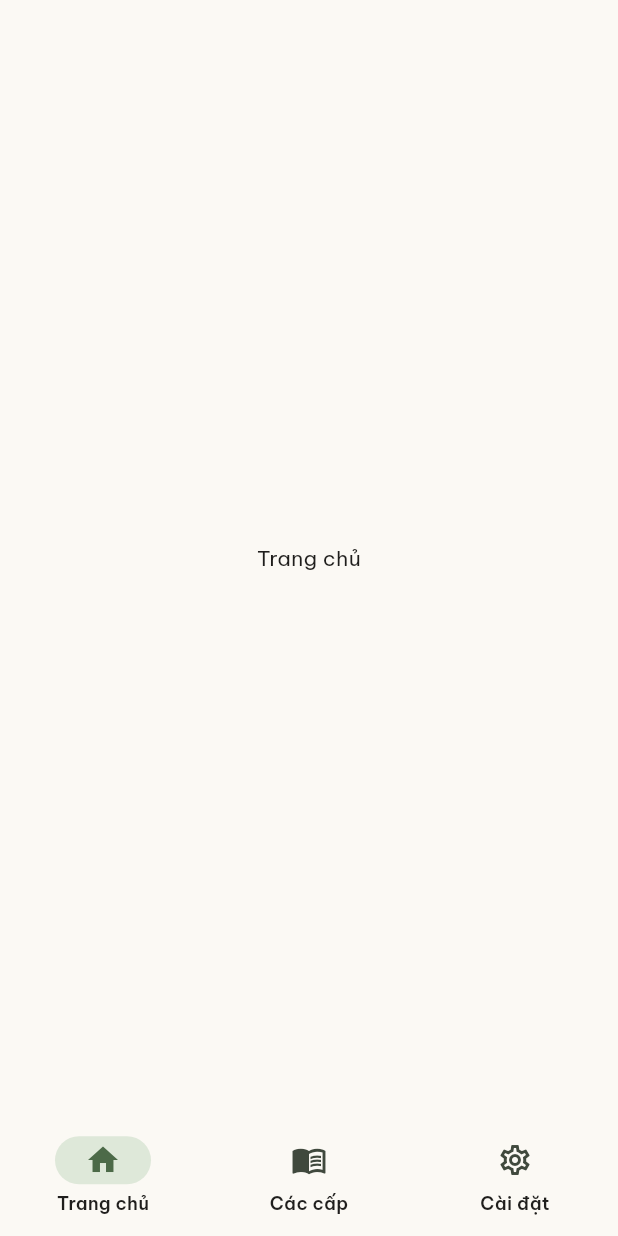
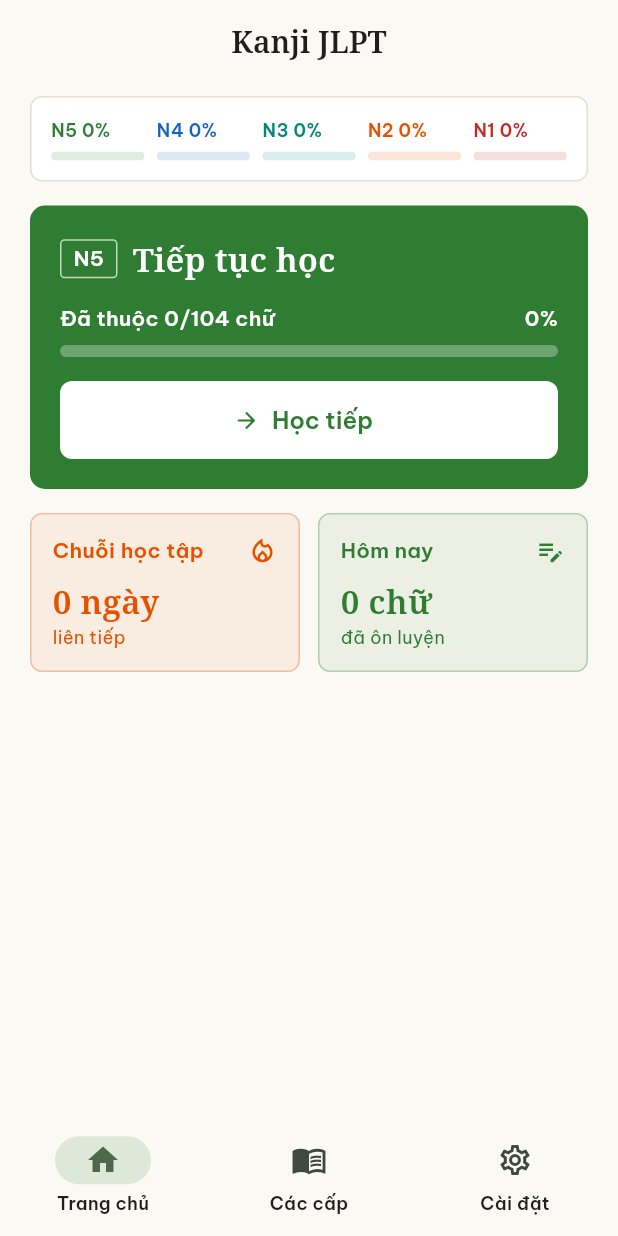
Before and after one commit to hainc08/jlptkanjin5, a Flutter app: the HomeShell screen opened directly, on a phone screen of 412 x 824 dp. Run offline on Flutter 3.47's test engine with Material 3 defaults, Android fonts, the phone set to English and light mode, and no system bars; our stand-ins replace google_mobile_ads, shared_preferences; accounts and stored records are empty; network calls fail; statements that could not run were skipped.

Commit message:
feat: dashboard Trang chủ
Co-Authored-By: Claude Opus 5.5 <noreply@anthropic.com>

```diff
--- a/lib/screens/home_shell.dart
+++ b/lib/screens/home_shell.dart
@@ -1,5 +1,6 @@
 import 'package:flutter/material.dart';
 
+import 'home_tab.dart';
 import 'settings_screen.dart';
 
 /// Khung chính: 3 tab Trang chủ · Các cấp · Cài đặt.
@@ -21,7 +22,7 @@ class _HomeShellState extends State<HomeShell> {
       body: IndexedStack(
         index: _tab,
         children: const [
-          Center(child: Text('Trang chủ')),
+          HomeTab(),
           Center(child: Text('Các cấp')),
           SettingsScreen(),
         ],
--- /dev/null
+++ b/lib/screens/home_tab.dart
@@ -0,0 +1,333 @@
+import 'package:flutter/material.dart';
+
+import '../app_scope.dart';
+import '../data/levels.dart';
+import '../data/progress_store.dart';
+import '../progress_scope.dart';
+import '../theme.dart';
+import 'test_screen.dart';
+
+/// Trang chủ: tiến độ 5 cấp, tiếp tục học, chuỗi ngày, chữ cần ôn.
+class HomeTab extends StatelessWidget {
+  const HomeTab({super.key});
+
+  void _openQuiz(BuildContext context, JlptLevel level, [List<Kanji>? targets]) {
+    Navigator.of(context).push(
+      MaterialPageRoute(builder: (_) => TestScreen(level: level, targets: targets)),
+    );
+  }
+
+  @override
+  Widget build(BuildContext context) {
+    final settings = AppScope.of(context);
+    final progress = ProgressScope.of(context);
+    final level = settings.currentLevel ?? JlptLevel.n5;
+    final items = kanjiOf(level);
+    final pct = progress.percent(level, items);
+    final next = level.next;
+    final review = progress.needsReview(level, items);
+
+    return Scaffold(
+      appBar: AppBar(title: const Text('Kanji JLPT')),
+      body: ListView(
+        padding: const EdgeInsets.fromLTRB(20, 8, 20, 24),
+        children: [
+          _LevelsStrip(progress: progress),
+          const SizedBox(height: 16),
+          _ContinueCard(
+            level: level,
+            mastered: progress.masteredCount(level, items),
+            total: items.length,
+            percent: pct,
+            onTap: () => _openQuiz(context, level),
+          ),
+          if (next != null && pct >= ProgressStore.nextLevelThreshold) ...[
+            const SizedBox(height: 10),
+            _NextLevelHint(
+              from: level,
+              to: next,
+              onTap: () => settings.currentLevel = next,
+            ),
+          ],
+          const SizedBox(height: 16),
+          Row(
+            children: [
+              Expanded(
+                child: _StatCard(
+                  color: const Color(0xFFE65100),
+                  icon: Icons.local_fire_department_outlined,
+                  label: 'Chuỗi học tập',
+                  value: '${progress.streakDays} ngày',
+                  note: 'liên tiếp',
+                ),
+              ),
+              const SizedBox(width: 12),
+              Expanded(
+                child: _StatCard(
+                  color: const Color(0xFF2E7D32),
+                  icon: Icons.edit_note,
+                  label: 'Hôm nay',
+                  value: '${progress.todayCount} chữ',
+                  note: 'đã ôn luyện',
+                ),
+              ),
+            ],
+          ),
+          if (review.isNotEmpty) ...[
+            const SizedBox(height: 24),
+            Text('Cần ôn lại', style: Theme.of(context).textTheme.headlineSmall),
+            const SizedBox(height: 12),
+            GridView.count(
+              crossAxisCount: 2,
+              shrinkWrap: true,
+              physics: const NeverScrollableScrollPhysics(),
+              mainAxisSpacing: 12,
+              crossAxisSpacing: 12,
+              childAspectRatio: 1.25,
+              children: [
+                for (final k in review.take(4))
+                  _ReviewTile(key: const ValueKey('review-tile'), kanji: k, color: level.color),
+              ],
+            ),
+            const SizedBox(height: 12),
+            OutlinedButton.icon(
+              icon: const Icon(Icons.replay_rounded),
+              label: const Text('Ôn các chữ này'),
+              onPressed: () => _openQuiz(context, level, review),
+            ),
+          ],
+        ],
+      ),
+    );
+  }
+}
+
+/// Dải tiến độ cả 5 cấp, mỗi cấp một màu.
+class _LevelsStrip extends StatelessWidget {
+  const _LevelsStrip({required this.progress});
+
+  final ProgressStore progress;
+
+  @override
+  Widget build(BuildContext context) {
+    return Card(
+      child: Padding(
+        padding: const EdgeInsets.all(14),
+        child: Row(
+          children: [
+            for (final l in JlptLevel.values) ...[
+              Expanded(
+                child: Column(
+                  crossAxisAlignment: CrossAxisAlignment.start,
+                  children: [
+                    Text(
+                      '${l.label} ${(progress.percent(l, kanjiOf(l)) * 100).round()}%',
+                      style: TextStyle(fontSize: 12, fontWeight: FontWeight.w600, color: l.color),
+                    ),
+                    const SizedBox(height: 6),
+                    ClipRRect(
+                      borderRadius: BorderRadius.circular(3),
+                      child: LinearProgressIndicator(
+                        value: progress.percent(l, kanjiOf(l)),
+                        minHeight: 6,
+                        color: l.color,
+                        backgroundColor: l.color.withValues(alpha: 0.15),
+                      ),
+                    ),
+                  ],
+                ),
+              ),
+              if (l != JlptLevel.n1) const SizedBox(width: 8),
+            ],
+          ],
+        ),
+      ),
+    );
+  }
+}
+
+class _ContinueCard extends StatelessWidget {
+  const _ContinueCard({
+    required this.level,
+    required this.mastered,
+    required this.total,
+    required this.percent,
+    required this.onTap,
+  });
+
+  final JlptLevel level;
+  final int mastered;
+  final int total;
+  final double percent;
+  final VoidCallback onTap;
+
+  @override
+  Widget build(BuildContext context) {
+    const white = Colors.white;
+    return Container(
+      padding: const EdgeInsets.all(20),
+      decoration: BoxDecoration(color: level.color, borderRadius: BorderRadius.circular(10)),
+      child: Column(
+        crossAxisAlignment: CrossAxisAlignment.stretch,
+        children: [
+          Row(
+            children: [
+              Container(
+                padding: const EdgeInsets.symmetric(horizontal: 8, vertical: 2),
+                decoration: BoxDecoration(
+                  border: Border.all(color: white.withValues(alpha: 0.7)),
+                  borderRadius: BorderRadius.circular(3),
+                ),
+                child: Text(level.label, style: const TextStyle(color: white, fontWeight: FontWeight.w600)),
+              ),
+              const SizedBox(width: 10),
+              const Expanded(
+                child: Text(
+                  'Tiếp tục học',
+                  style: TextStyle(fontFamily: 'NotoSerif', fontSize: 22, fontWeight: FontWeight.w600, color: white),
+                ),
+              ),
+            ],
+          ),
+          const SizedBox(height: 14),
+          Row(
+            children: [
+              Expanded(
+                child: Text(
+                  'Đã thuộc $mastered/$total chữ',
+                  style: const TextStyle(color: white, fontWeight: FontWeight.w600),
+                ),
+              ),
+              Text('${(percent * 100).round()}%', style: const TextStyle(color: white, fontWeight: FontWeight.w600)),
+            ],
+          ),
+          const SizedBox(height: 8),
+          ClipRRect(
+            borderRadius: BorderRadius.circular(4),
+            child: LinearProgressIndicator(
+              value: percent,
+              minHeight: 8,
+              color: white,
+              backgroundColor: white.withValues(alpha: 0.3),
+            ),
+          ),
+          const SizedBox(height: 16),
+          FilledButton.icon(
+            style: FilledButton.styleFrom(backgroundColor: white, foregroundColor: level.color),
+            onPressed: onTap,
+            icon: const Icon(Icons.arrow_forward_rounded),
+            label: const Text('Học tiếp'),
+          ),
+        ],
+      ),
+    );
+  }
+}
+
+class _NextLevelHint extends StatelessWidget {
+  const _NextLevelHint({required this.from, required this.to, required this.onTap});
+
+  final JlptLevel from;
+  final JlptLevel to;
+  final VoidCallback onTap;
+
+  @override
+  Widget build(BuildContext context) {
+    return Material(
+      color: to.color.withValues(alpha: 0.08),
+      borderRadius: BorderRadius.circular(8),
+      child: InkWell(
+        borderRadius: BorderRadius.circular(8),
+        onTap: onTap,
+        child: Padding(
+          padding: const EdgeInsets.all(14),
+          child: Row(
+            children: [
+              Icon(Icons.explore_outlined, color: to.color),
+              const SizedBox(width: 10),
+              Expanded(child: Text('${from.label} gần xong, thử bắt đầu ${to.label} →')),
+            ],
+          ),
+        ),
+      ),
+    );
+  }
+}
+
+class _StatCard extends StatelessWidget {
+  const _StatCard({
+    required this.color,
+    required this.icon,
+    required this.label,
+    required this.value,
+    required this.note,
+  });
+
+  final Color color;
+  final IconData icon;
+  final String label;
+  final String value;
+  final String note;
+
+  @override
+  Widget build(BuildContext context) {
+    return Container(
+      padding: const EdgeInsets.all(14),
+      decoration: BoxDecoration(
+        color: color.withValues(alpha: 0.08),
+        border: Border.all(color: color.withValues(alpha: 0.3)),
+        borderRadius: BorderRadius.circular(8),
+      ),
+      child: Column(
+        crossAxisAlignment: CrossAxisAlignment.start,
+        children: [
+          Row(
+            children: [
+              Expanded(child: Text(label, style: TextStyle(color: color, fontWeight: FontWeight.w600))),
+              Icon(icon, color: color, size: 20),
+            ],
+          ),
+          const SizedBox(height: 8),
+          Text(
+            value,
+            style: TextStyle(fontFamily: 'NotoSerif', fontSize: 22, fontWeight: FontWeight.w600, color: color),
+          ),
+          Text(note, style: TextStyle(fontSize: 12, color: color)),
+        ],
+      ),
+    );
+  }
+}
+
+class _ReviewTile extends StatelessWidget {
+  const _ReviewTile({super.key, required this.kanji, required this.color});
+
+  final Kanji kanji;
+  final Color color;
+
+  @override
+  Widget build(BuildContext context) {
+    return Container(
+      padding: const EdgeInsets.all(8),
+      decoration: BoxDecoration(
+        color: color.withValues(alpha: 0.06),
+        border: Border.all(color: color.withValues(alpha: 0.3)),
+        borderRadius: BorderRadius.circular(8),
+      ),
+      child: Column(
+        mainAxisAlignment: MainAxisAlignment.center,
+        children: [
+          Text(kanji.char, style: kanjiStyle(36, color: color)),
+          const SizedBox(height: 4),
+          Text(kanji.hanViet, style: const TextStyle(fontWeight: FontWeight.w600, letterSpacing: 0.5)),
+          Text(
+            kanji.meaning,
+            maxLines: 1,
+            overflow: TextOverflow.ellipsis,
+            style: TextStyle(fontSize: 12, color: Theme.of(context).colorScheme.onSurface.withValues(alpha: 0.7)),
+          ),
+        ],
+      ),
+    );
+  }
+}
--- a/lib/screens/test_screen.dart
+++ b/lib/screens/test_screen.dart
@@ -177,11 +177,14 @@ class _TestScreenState extends State<TestScreen> {
                 children: [
                   Icon(_mode.icon, size: 16, color: scheme.onSurfaceVariant),
                   const SizedBox(width: 6),
-                  Text(
-                    _mode.instruction,
-                    style: TextStyle(
-                      fontSize: 14,
-                      color: scheme.onSurfaceVariant,
+                  Flexible(
+                    child: Text(
+                      _mode.instruction,
+                      overflow: TextOverflow.ellipsis,
+                      style: TextStyle(
+                        fontSize: 14,
+                        color: scheme.onSurfaceVariant,
+                      ),
                     ),
                   ),
                 ],
```
Also changed, not shown: 1 other file.
